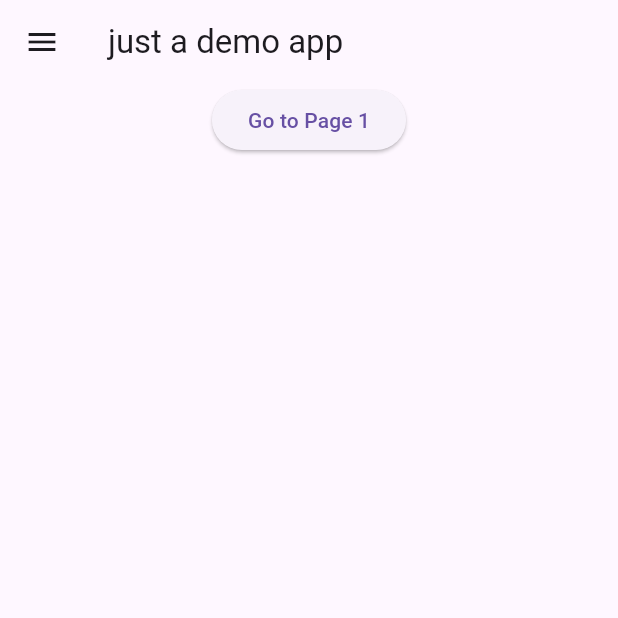
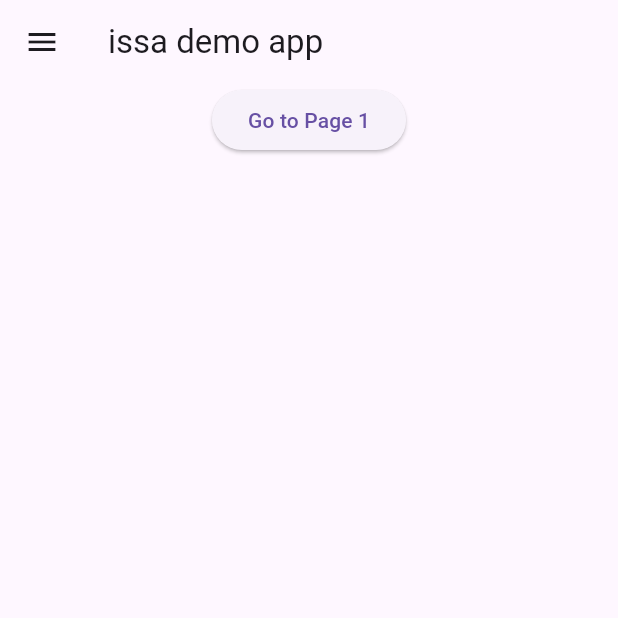
Before and after one commit to boonyongyang/boonyongyang, a Flutter app: the screen it shows after launch, swiped to page 2, on a phone screen of 412 x 824 dp, the top half of it. Run offline on Flutter 3.47's test engine with Material 3 defaults, Android fonts, the phone set to English and light mode, and no system bars; our stand-ins replace gap; network calls fail.

Commit message:
💬 edit title troubleshoot deploy

```diff
--- a/lib/main.dart
+++ b/lib/main.dart
@@ -12,6 +12,6 @@ class MyApp extends StatelessWidget {
 
   @override
   Widget build(BuildContext context) {
-    return const Index(title: 'just a demo app');
+    return const Index(title: 'issa demo app');
   }
 }
```
